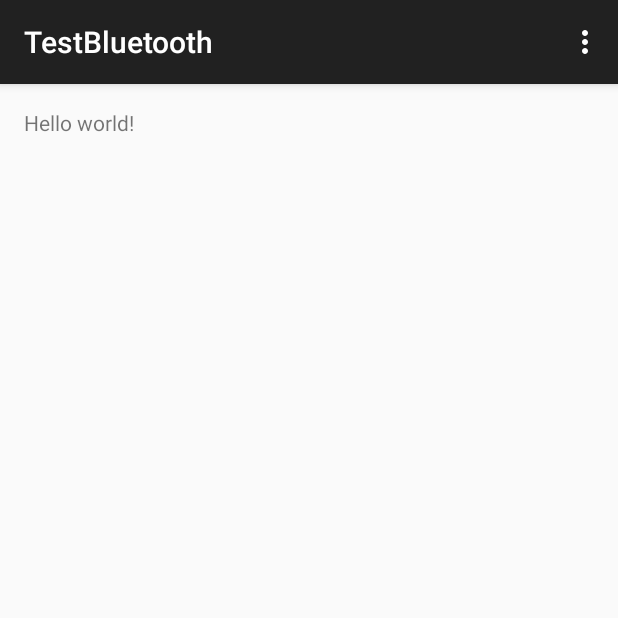
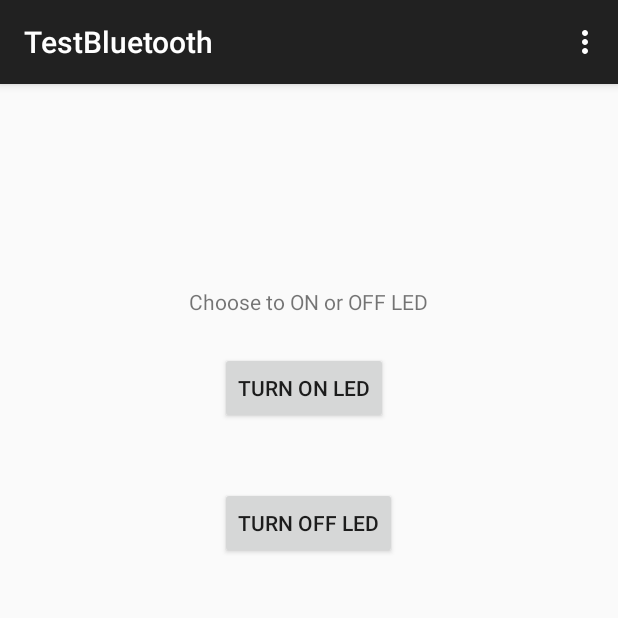
Before and after one commit to ogdibie/TestBluetooth, an Android app: the screen it shows after launch (MainActivity), on a phone screen of 412 x 824 dp, the top half of it. Run offline under Robolectric (Android 15) with nearby library versions, the phone set to English and light mode, and no system bars.

Commit message:
Updated the UI to display two button to turn the LED on or turn the LED off. A text view is also added to show the current state of the LED. Another text view is used to give instruction to either turn the LED on or off.

```diff
--- a/app/src/main/res/layout/activity_main.xml
+++ b/app/src/main/res/layout/activity_main.xml
@@ -4,8 +4,45 @@
     android:paddingRight="@dimen/activity_horizontal_margin"
     android:paddingTop="@dimen/activity_vertical_margin"
     android:paddingBottom="@dimen/activity_vertical_margin" tools:context=".MainActivity">
+        <TextView
+            android:layout_width="wrap_content"
+            android:layout_height="wrap_content"
+            android:padding="24dp"
+            android:text="@string/switch_led"
+            android:layout_alignParentTop="true"
+            android:layout_centerHorizontal="true"
+            android:layout_marginTop="95dp"
+            android:id="@+id/textView" />
 
-    <TextView android:text="@string/hello_world" android:layout_width="wrap_content"
-        android:layout_height="wrap_content" />
+        <Button
+            android:id="@+id/LedOn"
+            android:layout_width="wrap_content"
+            android:layout_height="wrap_content"
+            android:text="@string/LED_On"
+            android:layout_below="@+id/textView"
+            android:layout_alignLeft="@+id/LedOff"
+            android:layout_alignStart="@+id/LedOff" />"
+
+        <Button
+            android:id="@+id/LedOff"
+            android:layout_width="wrap_content"
+            android:layout_height="wrap_content"
+            android:text="@string/LED_Off"
+            android:layout_below="@+id/LedOn"
+            android:layout_centerHorizontal="true"
+            android:layout_marginTop="42dp" />"
+
+        <TextView
+            android:id="@+id/led_state"
+            android:layout_width="wrap_content"
+            android:layout_height="wrap_content"
+            android:padding="24dp"
+            android:layout_alignParentBottom="true"
+            android:layout_alignParentLeft="true"
+            android:layout_alignParentStart="true"
+            android:layout_marginBottom="44dp"
+            android:layout_alignParentRight="true"
+            android:layout_alignParentEnd="true" />
+
 
 </RelativeLayout>
--- a/app/src/main/res/values/strings.xml
+++ b/app/src/main/res/values/strings.xml
@@ -3,4 +3,7 @@
 
     <string name="hello_world">Hello world!</string>
     <string name="action_settings">Settings</string>
+    <string name="LED_On">Turn on LED</string>
+    <string name="LED_Off">Turn off LED</string>
+    <string name="switch_led">Choose to ON or OFF LED</string>
 </resources>
```
